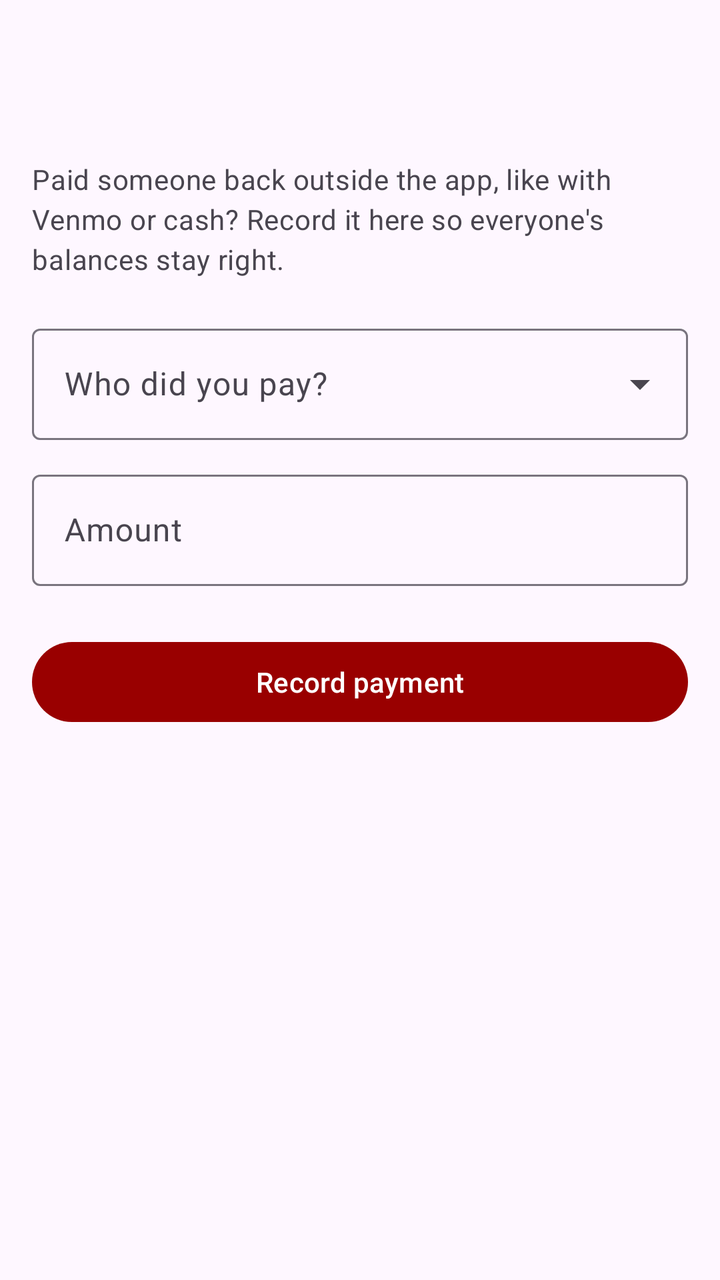
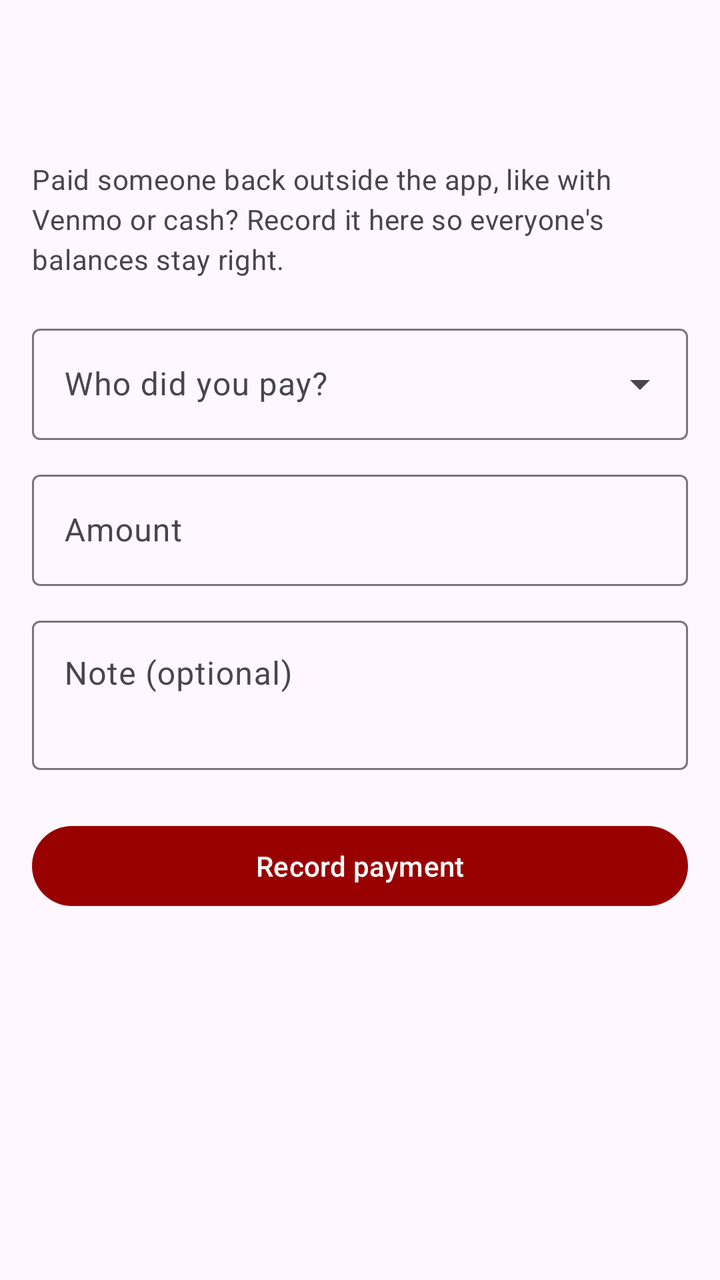

Two renders of the same Android screen: before a commit and after it. Below are the layout's source before the change and the commit's diff.
<!-- AndroidManifest.xml: application theme Theme.SplitSmart -->
<!-- res/layout/activity_settle_up.xml -->
<?xml version="1.0" encoding="utf-8"?>
<LinearLayout xmlns:android="http://schemas.android.com/apk/res/android"
    xmlns:app="http://schemas.android.com/apk/res-auto"
    android:id="@+id/root"
    android:layout_width="match_parent"
    android:layout_height="match_parent"
    android:orientation="vertical">

    <include layout="@layout/view_app_bar" />

    <ScrollView
        android:layout_width="match_parent"
        android:layout_height="0dp"
        android:layout_weight="1">

        <LinearLayout
            android:layout_width="match_parent"
            android:layout_height="wrap_content"
            android:orientation="vertical"
            android:padding="16dp">

            <TextView
                android:layout_width="match_parent"
                android:layout_height="wrap_content"
                android:text="@string/settle_up_intro"
                android:textAppearance="?attr/textAppearanceBodyMedium"
                android:textColor="?attr/colorOnSurfaceVariant" />

            <com.google.android.material.textfield.TextInputLayout
                android:id="@+id/receiver_layout"
                style="@style/Widget.Material3.TextInputLayout.OutlinedBox.ExposedDropdownMenu"
                android:layout_width="match_parent"
                android:layout_height="wrap_content"
                android:layout_marginTop="20dp"
                android:hint="@string/settle_up_receiver">

                <AutoCompleteTextView
                    android:id="@+id/receiver_input"
                    android:layout_width="match_parent"
                    android:layout_height="wrap_content"
                    android:inputType="none" />

            </com.google.android.material.textfield.TextInputLayout>

            <TextView
                android:id="@+id/balance_hint"
                android:layout_width="match_parent"
                android:layout_height="wrap_content"
                android:layout_marginStart="16dp"
                android:layout_marginTop="4dp"
                android:textAppearance="?attr/textAppearanceBodySmall"
                android:visibility="gone" />

            <com.google.android.material.textfield.TextInputLayout
                android:id="@+id/amount_layout"
                android:layout_width="match_parent"
                android:layout_height="wrap_content"
                android:layout_marginTop="12dp"
                android:hint="@string/amount"
                app:prefixText="@string/currency_prefix">

                <com.google.android.material.textfield.TextInputEditText
                    android:id="@+id/amount_input"
                    android:layout_width="match_parent"
                    android:layout_height="wrap_content"
                    android:imeOptions="actionDone"
                    android:inputType="numberDecimal" />

            </com.google.android.material.textfield.TextInputLayout>

            <Button
                android:id="@+id/record_button"
                android:layout_width="match_parent"
                android:layout_height="wrap_content"
                android:layout_marginTop="24dp"
                android:text="@string/settle_up_record" />

        </LinearLayout>
    </ScrollView>
</LinearLayout>
<!-- res/layout/view_app_bar.xml (included above) -->
<?xml version="1.0" encoding="utf-8"?>
<com.google.android.material.appbar.AppBarLayout xmlns:android="http://schemas.android.com/apk/res/android"
    android:layout_width="match_parent"
    android:layout_height="wrap_content"
    android:fitsSystemWindows="true">

    <com.google.android.material.appbar.MaterialToolbar
        android:id="@+id/toolbar"
        android:layout_width="match_parent"
        android:layout_height="?attr/actionBarSize" />

    <com.google.android.material.progressindicator.LinearProgressIndicator
        android:id="@+id/progress"
        android:layout_width="match_parent"
        android:layout_height="wrap_content"
        android:indeterminate="true"
        android:visibility="gone" />

</com.google.android.material.appbar.AppBarLayout>
<!-- resources referenced by this layout -->
<resources>
  <string name="amount">Amount</string>
  <string name="currency_prefix">$</string>
  <string name="settle_up_intro">Paid someone back outside the app, like with Venmo or cash? Record it here so everyone\'s balances stay right.</string>
  <string name="settle_up_receiver">Who did you pay?</string>
  <string name="settle_up_record">Record payment</string>
  <style name="Theme.SplitSmart" parent="Theme.Material3.DayNight.NoActionBar">
          <item name="colorPrimary">@color/brand_primary</item>
          <item name="colorOnPrimary">@color/brand_on_primary</item>
          <item name="colorPrimaryContainer">@color/brand_primary_container</item>
          <item name="colorOnPrimaryContainer">@color/brand_on_primary_container</item>
          <item name="colorSecondary">@color/brand_secondary</item>
          <item name="colorOnSecondary">@color/brand_on_secondary</item>
          <item name="colorSecondaryContainer">@color/brand_secondary_container</item>
          <item name="colorOnSecondaryContainer">@color/brand_on_secondary_container</item>
  
          <item name="android:statusBarColor">?attr/colorSurface</item>
          <item name="android:windowLightStatusBar">@bool/light_status_bar</item>
  
          <item name="textInputStyle">@style/Widget.Material3.TextInputLayout.OutlinedBox</item>
          <item name="materialCardViewStyle">@style/Widget.Material3.CardView.Filled</item>
      </style>
  <color name="brand_primary">#990000</color>
  <color name="brand_on_primary">#FFFFFF</color>
  <color name="brand_primary_container">#FFDAD4</color>
  <color name="brand_on_primary_container">#410000</color>
  <color name="brand_secondary">#7A5900</color>
  <color name="brand_on_secondary">#FFFFFF</color>
  <color name="brand_secondary_container">#FFDF9E</color>
  <color name="brand_on_secondary_container">#261A00</color>
</resources>

<!-- the commit's change to res/layout/activity_settle_up.xml (unified diff, before → after) -->
@@ -68,6 +68,25 @@
 
             </com.google.android.material.textfield.TextInputLayout>
 
+            <com.google.android.material.textfield.TextInputLayout
+                android:id="@+id/note_layout"
+                android:layout_width="match_parent"
+                android:layout_height="wrap_content"
+                android:layout_marginTop="12dp"
+                android:hint="@string/settle_up_note">
+
+                <com.google.android.material.textfield.TextInputEditText
+                    android:id="@+id/note_input"
+                    android:layout_width="match_parent"
+                    android:layout_height="wrap_content"
+                    android:gravity="top"
+                    android:imeOptions="actionDone"
+                    android:inputType="textCapSentences|textMultiLine"
+                    android:maxLines="3"
+                    android:minLines="2" />
+
+            </com.google.android.material.textfield.TextInputLayout>
+
             <Button
                 android:id="@+id/record_button"
                 android:layout_width="match_parent"
<!-- resource entries referenced after the edit -->
@@ -3,6 +3,7 @@
   <string name="amount">Amount</string>
   <string name="currency_prefix">$</string>
   <string name="settle_up_intro">Paid someone back outside the app, like with Venmo or cash? Record it here so everyone\'s balances stay right.</string>
+  <string name="settle_up_note">Note (optional)</string>
   <string name="settle_up_receiver">Who did you pay?</string>
   <string name="settle_up_record">Record payment</string>
   <style name="Theme.SplitSmart" parent="Theme.Material3.DayNight.NoActionBar">
